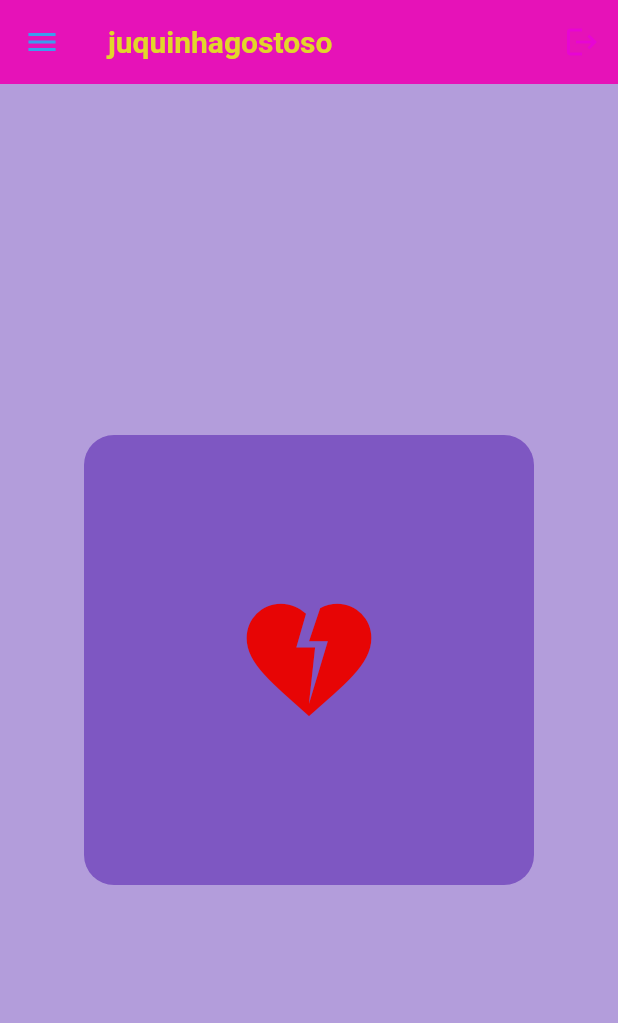
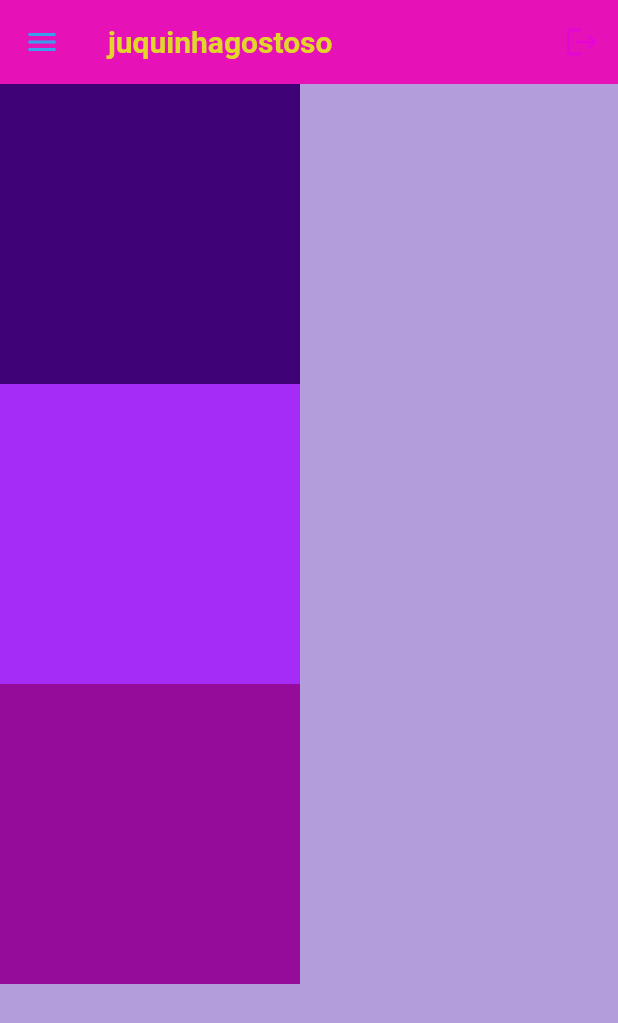
Before and after one commit to jucaduppre/flutter_video_tutorial, a Flutter app: the screen it shows after launch, on a phone screen of 412 x 824 dp. Shown: the top 1023 px of the screen. Run offline on Flutter 3.47's test engine with Material 3 defaults, Android fonts, the phone set to English and light mode, and no system bars.

Commit message:
column/row

```diff
--- a/lib/main.dart
+++ b/lib/main.dart
@@ -37,24 +37,32 @@ class MyApp extends StatelessWidget{
 
         ),
 
-      body: Center(
-        child: Container(
-          height: 300,
-          width: 300,
-          decoration: BoxDecoration(
-            color: Colors.deepPurple[400],
-            borderRadius: BorderRadius.circular(20),
-            ),
-            padding: const EdgeInsets.all(25),
-            child: Icon(
-              Icons.heart_broken,
-              color: const Color.fromARGB(255, 231, 5, 5),
-              size: 100,
-            ),
+      body: Column(
+        children: [
+        // 1st box
+        Container(
+          height: 200,
+          width: 200,
+          color: const Color.fromARGB(255, 63, 2, 119),
         ),
+
+        // 2nd box
+        Container(
+          height: 200,
+          width: 200,
+          color: const Color.fromARGB(255, 165, 43, 247),
+        ),
+
+
+        // 3rd box
+        Container(
+          height: 200,
+          width: 200,
+          color: const Color.fromARGB(255, 148, 12, 153),
+        ),
+        ],
       )
     ),
-
    );
   }
 }
```
